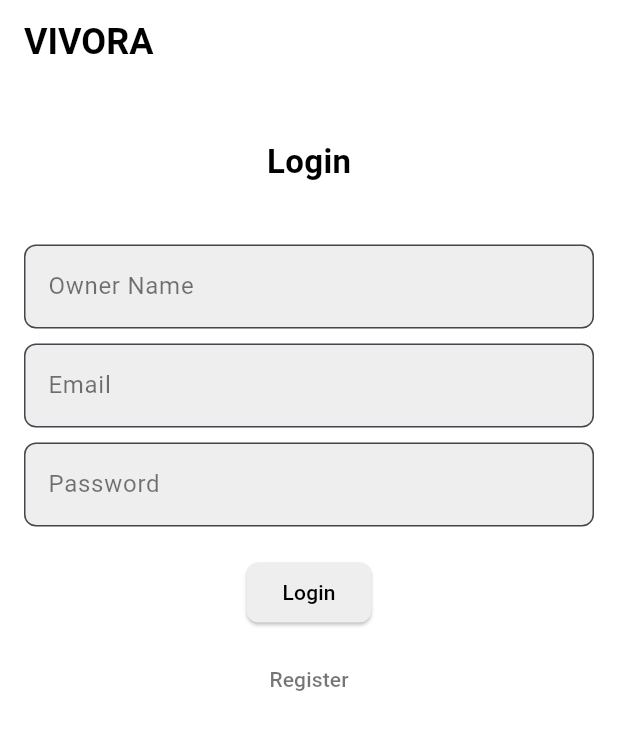
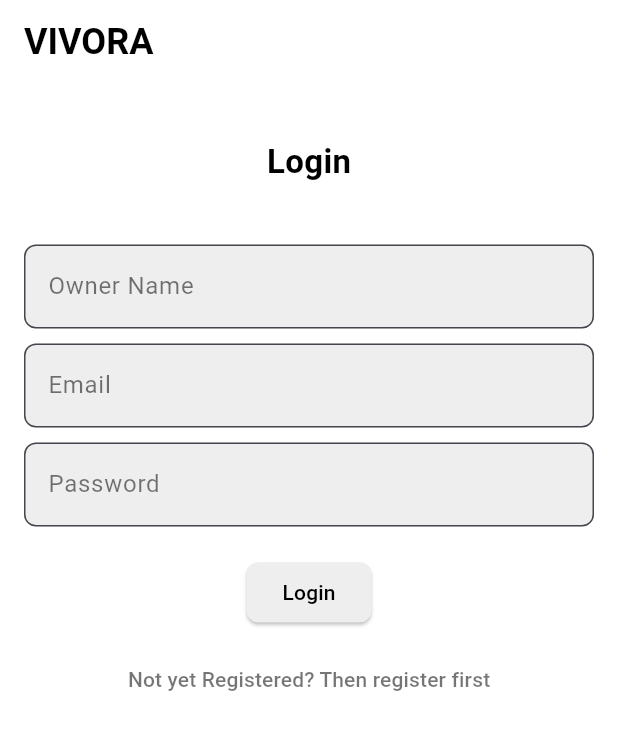
Before and after one commit to jayasinghesasmitha/Vivora-Mobile-app, a Flutter app: the screen it shows after launch, on a phone screen of 412 x 824 dp. Shown: the top 730 px of the screen. Run offline on Flutter 3.47's test engine with Material 3 defaults, Android fonts, the phone set to English and light mode, and no system bars; our stand-ins replace cloud_firestore, firebase_auth, firebase_core, flutter_dotenv, flutter_map, geolocator and 2 more; accounts and stored records are empty.

Commit message:
Update login.dart

```diff
--- a/salon_app/lib/screens/login.dart
+++ b/salon_app/lib/screens/login.dart
@@ -95,7 +95,7 @@ class LoginScreen extends StatelessWidget {
                     MaterialPageRoute(builder: (_) => const SignupScreen()),
                   );
                 },
-                child: const Text('Register', style: TextStyle(color: Colors.black54)),
+                child: const Text('Not yet Registered? Then register first', style: TextStyle(color: Colors.black54)),
               ),
             ),
           ],
```
